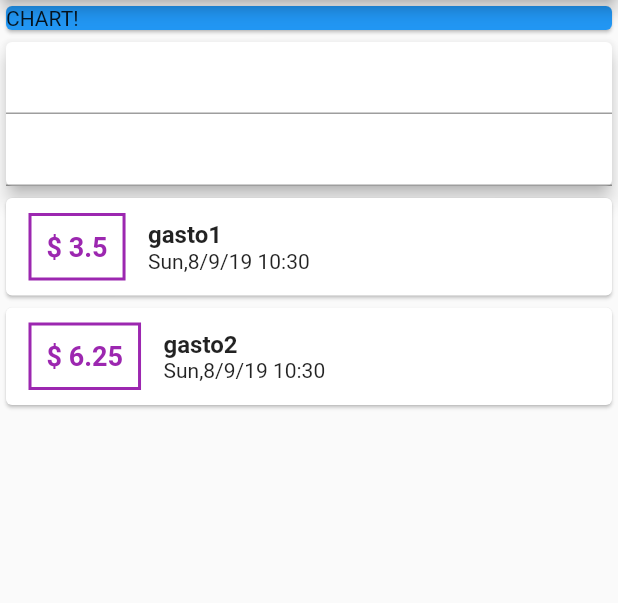
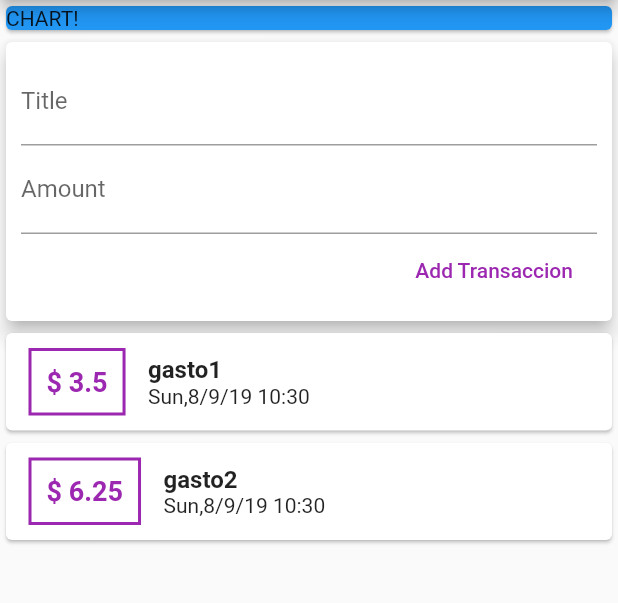
Before and after one commit to Cyberpunk-B1-66ER/flutterpractice, a Flutter app: the screen it shows after launch, on a phone screen of 412 x 824 dp, the part 84-687 px from its top. Run offline on Flutter 3.47's test engine with Material 2 defaults, Android fonts, the phone set to English and light mode, and no system bars.

Commit message:
termino la clase 81 con agregarTextField decoration:InputDecoration(labelText:'String') Y boton

```diff
--- a/lib/main.dart
+++ b/lib/main.dart
@@ -1,6 +1,7 @@
 import 'package:flutter/material.dart';
 import './models/transaccion.dart';
 import 'package:intl/intl.dart';
+
 void main() => runApp(MyApp());
 
 class MyApp extends StatelessWidget {
@@ -45,11 +46,24 @@ class MyAppHome extends StatelessWidget {
             ),
             Card(
               elevation: 5,
-              child: Column(
-                children: <Widget>[
-                  TextField(),
-                  TextField(),
-                ],
+              child: Container(
+                padding: EdgeInsets.all(10),
+                child: Column(
+                  crossAxisAlignment: CrossAxisAlignment.end,
+                  children: <Widget>[
+                    TextField(
+                      decoration: InputDecoration(labelText: 'Title'),
+                    ),
+                    TextField(
+                      decoration: InputDecoration(labelText: 'Amount'),
+                    ),
+                    FlatButton(
+                      child: Text('Add Transaccion'),
+                      onPressed: () {},
+                      textColor: Colors.purple,
+                    )
+                  ],
+                ),
               ),
             ),
             Column(
```
